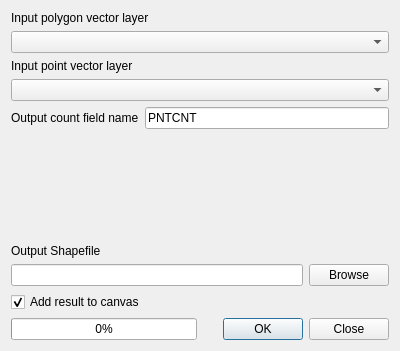
Old version of the form python/plugins/fTools/tools/frmPointsInPolygon.ui in the repository qgis/QGIS.
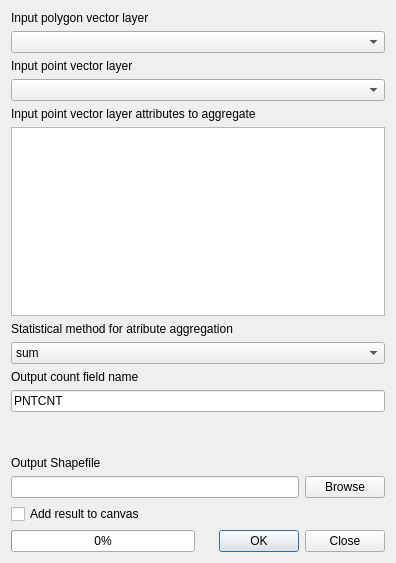
New version of the form.

```diff
--- a/python/plugins/fTools/tools/frmPointsInPolygon.ui
+++ b/python/plugins/fTools/tools/frmPointsInPolygon.ui
@@ -6,27 +6,20 @@
    <rect>
     <x>0</x>
     <y>0</y>
-    <width>400</width>
-    <height>351</height>
+    <width>396</width>
+    <height>563</height>
    </rect>
   </property>
   <property name="windowTitle">
    <string>Count Points In Polygons</string>
   </property>
   <layout class="QGridLayout" name="gridLayout">
-   <item row="0" column="0">
-    <layout class="QVBoxLayout" name="verticalLayout_2">
-     <item>
-      <widget class="QLabel" name="label_3">
-       <property name="text">
-        <string>Input polygon vector layer</string>
-       </property>
-      </widget>
-     </item>
-     <item>
-      <widget class="QComboBox" name="inPolygon"/>
-     </item>
-    </layout>
+   <item row="5" column="0">
+    <widget class="QLabel" name="label_6">
+     <property name="text">
+      <string>Statistical method for atribute aggregation</string>
+     </property>
+    </widget>
    </item>
    <item row="1" column="0">
     <layout class="QVBoxLayout" name="verticalLayout_3">
@@ -42,42 +35,21 @@
      </item>
     </layout>
    </item>
-   <item row="2" column="0">
-    <layout class="QHBoxLayout">
-     <item>
-      <widget class="QLabel" name="label_5">
-       <property name="text">
-        <string>Output count field name</string>
-       </property>
-      </widget>
-     </item>
-     <item>
-      <widget class="QLineEdit" name="lnField">
-       <property name="text">
-        <string>PNTCNT</string>
-       </property>
-       <property name="maxLength">
-        <number>10</number>
-       </property>
-      </widget>
-     </item>
-    </layout>
-   </item>
-   <item row="3" column="0">
-    <spacer name="verticalSpacer">
-     <property name="orientation">
-      <enum>Qt::Vertical</enum>
-     </property>
-     <property name="sizeHint" stdset="0">
-      <size>
-       <width>20</width>
-       <height>40</height>
-      </size>
-     </property>
-    </spacer>
-   </item>
-   <item row="4" column="0">
+   <item row="9" column="0">
     <layout class="QVBoxLayout" name="verticalLayout">
+     <item>
+      <spacer name="verticalSpacer">
+       <property name="orientation">
+        <enum>Qt::Vertical</enum>
+       </property>
+       <property name="sizeHint" stdset="0">
+        <size>
+         <width>20</width>
+         <height>40</height>
+        </size>
+       </property>
+      </spacer>
+     </item>
      <item>
       <widget class="QLabel" name="label_2">
        <property name="text">
@@ -105,17 +77,21 @@
      </item>
     </layout>
    </item>
-   <item row="5" column="0">
+   <item row="3" column="0">
+    <widget class="QLabel" name="label">
+     <property name="text">
+      <string>Input point vector layer attributes to aggregate</string>
+     </property>
+    </widget>
+   </item>
+   <item row="21" column="0">
     <widget class="QCheckBox" name="addToCanvasCheck">
      <property name="text">
       <string>Add result to canvas</string>
      </property>
-     <property name="checked">
-      <bool>true</bool>
-     </property>
     </widget>
    </item>
-   <item row="6" column="0">
+   <item row="22" column="0">
     <layout class="QHBoxLayout" name="horizontalLayout_2">
      <item>
       <widget class="QProgressBar" name="progressBar">
@@ -142,6 +118,82 @@
      </item>
     </layout>
    </item>
+   <item row="0" column="0">
+    <layout class="QVBoxLayout" name="verticalLayout_2">
+     <item>
+      <widget class="QLabel" name="label_3">
+       <property name="text">
+        <string>Input polygon vector layer</string>
+       </property>
+      </widget>
+     </item>
+     <item>
+      <widget class="QComboBox" name="inPolygon"/>
+     </item>
+    </layout>
+   </item>
+   <item row="4" column="0">
+    <widget class="QListWidget" name="attributeList">
+     <property name="toolTip">
+      <string>Select columns</string>
+     </property>
+     <property name="selectionMode">
+      <enum>QAbstractItemView::MultiSelection</enum>
+     </property>
+     <property name="uniformItemSizes">
+      <bool>false</bool>
+     </property>
+     <property name="sortingEnabled">
+      <bool>true</bool>
+     </property>
+    </widget>
+   </item>
+   <item row="6" column="0">
+    <widget class="QComboBox" name="statisticSelector">
+     <item>
+      <property name="text">
+       <string>sum</string>
+      </property>
+     </item>
+     <item>
+      <property name="text">
+       <string>stddev</string>
+      </property>
+     </item>
+     <item>
+      <property name="text">
+       <string>mean</string>
+      </property>
+     </item>
+     <item>
+      <property name="text">
+       <string>max</string>
+      </property>
+     </item>
+     <item>
+      <property name="text">
+       <string>min</string>
+      </property>
+     </item>
+    </widget>
+   </item>
+   <item row="8" column="0">
+    <widget class="QLineEdit" name="lnField">
+     <property name="text">
+      <string>PNTCNT</string>
+     </property>
+     <property name="maxLength">
+      <number>10</number>
+     </property>
+    </widget>
+   </item>
+   <item row="7" column="0">
+    <widget class="QLabel" name="label_5">
+     <property name="text">
+      <string>Output count field name</string>
+     </property>
+    </widget>
+   </item>
   </layout>
  </widget>
  <resources/>
```
